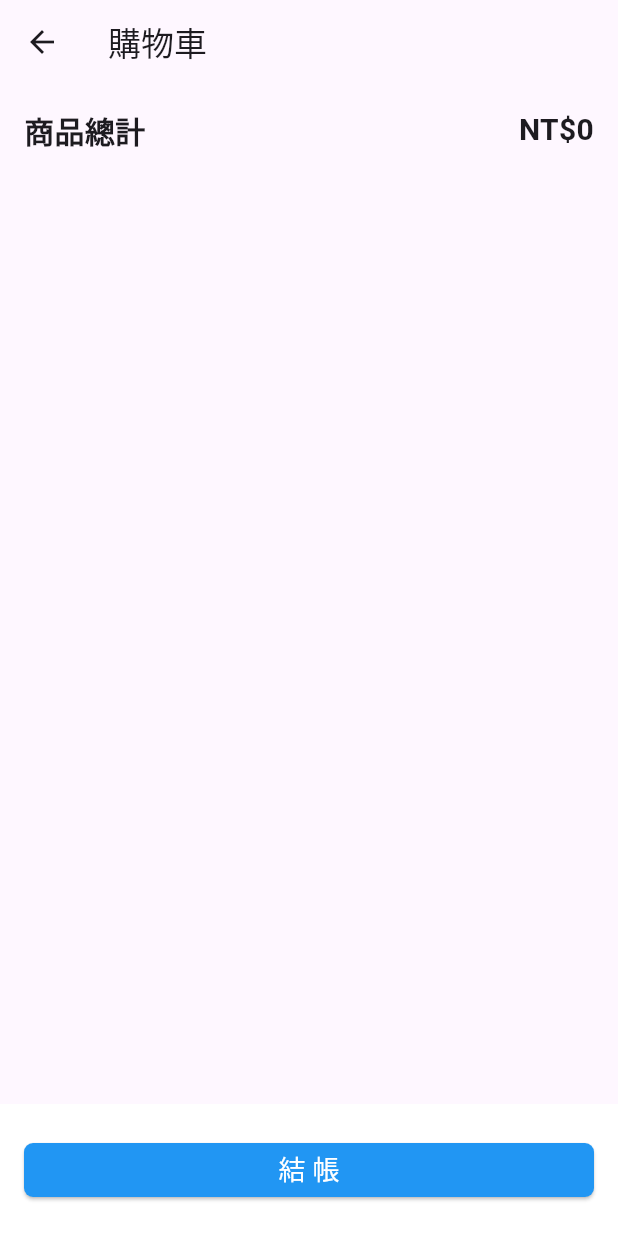
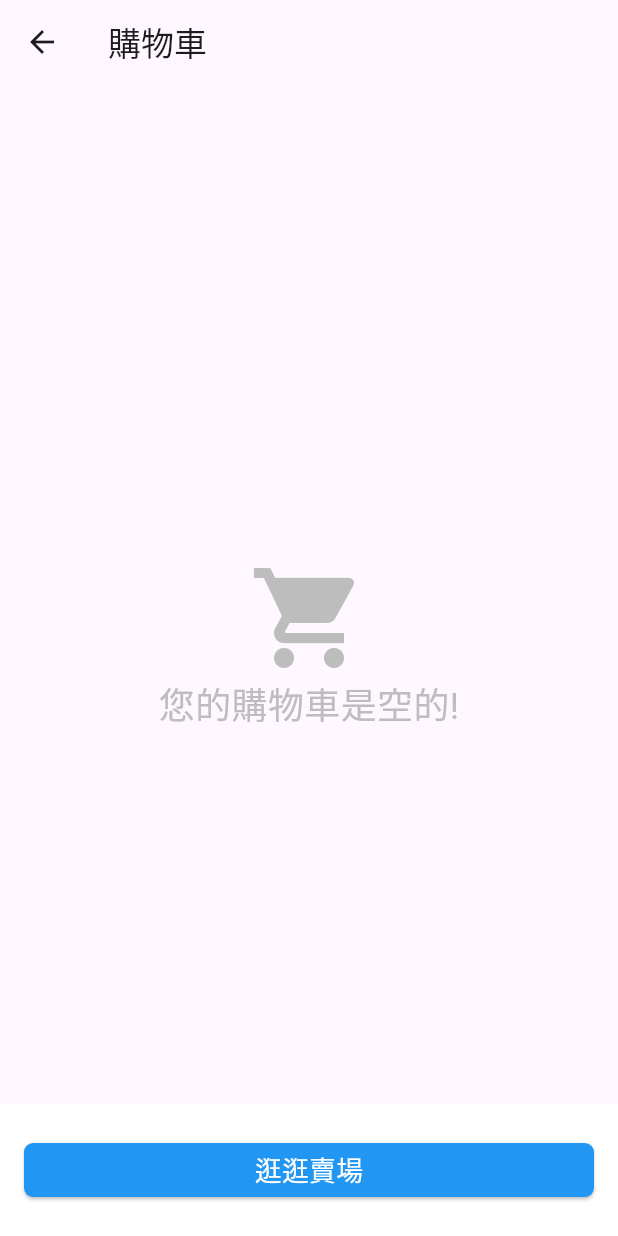
Before and after one commit to renfu-her/flutter-rc168, a Flutter app: the ShopPage screen opened directly, on a phone screen of 412 x 824 dp. Run offline on Flutter 3.47's test engine with Material 3 defaults, Android fonts, the phone set to English and light mode, and no system bars; our stand-ins replace carousel_slider, dio, flutter_html, font_awesome_flutter, share_plus and 1 more; missing offline and left inert: dart:ffi; accounts and stored records are empty; network calls fail.

Commit message:
update shop_page.dart

```diff
--- a/lib/pages/shop_page.dart
+++ b/lib/pages/shop_page.dart
@@ -114,6 +114,37 @@ class _ShopPageState extends State<ShopPage> {
       ),
       body: isLoading
           ? Center(child: CircularProgressIndicator())
+          : products.isEmpty // 如果產品列表為空
+              ? Center(
+                  // 顯示購物車空的提示畫面
+                  child: Column(
+                    mainAxisAlignment: MainAxisAlignment.center,
+                    children: <Widget>[
+                      Icon(
+                        Icons.shopping_cart,
+                        size: 80,
+                        color: Colors.grey[400],
+                      ),
+                      Text(
+                        '您的購物車是空的!',
+                        style: TextStyle(
+                          fontSize: 24,
+                          color: Colors.grey[400],
+                        ),
+                      ),
+                      SizedBox(height: 20),
+                      // ElevatedButton(
+                      //   onPressed: () {
+                      //     // 這裡添加按鈕的行為，例如返回商店頁面
+                      //   },
+                      //   child: Text('開始選購'),
+                      //   style: ElevatedButton.styleFrom(
+                      //     foregroundColor: Theme.of(context).primaryColor,
+                      //   ),
+                      // )
+                    ],
+                  ),
+                )
               : Column(
                   children: [
                     Padding(
@@ -141,9 +172,11 @@ class _ShopPageState extends State<ShopPage> {
                         itemBuilder: (context, index) {
                           final product = products[index];
                           return ListTile(
-                        leading: Image.network('${imgUrl}' + product.thumbUrl),
-                        title: Text(
-                            product.name + "\nNT\$" + product.price.toString()),
+                            leading:
+                                Image.network('${imgUrl}' + product.thumbUrl),
+                            title: Text(product.name +
+                                "\nNT\$" +
+                                product.price.toString()),
                             subtitle: Row(
                               children: [
                                 IconButton(
@@ -151,7 +184,8 @@ class _ShopPageState extends State<ShopPage> {
                                   onPressed: () async {
                                     if (product.quantity == 1) {
                                       // 當數量為1時，顯示確認對話框
-                                  final confirmDelete = await showDialog<bool>(
+                                      final confirmDelete =
+                                          await showDialog<bool>(
                                         context: context, // 這裡需要提供BuildContext
                                         builder: (BuildContext context) {
                                           return AlertDialog(
@@ -220,8 +254,13 @@ class _ShopPageState extends State<ShopPage> {
           padding: const EdgeInsets.symmetric(horizontal: 16.0, vertical: 20.0),
           child: ElevatedButton(
             onPressed: () {},
-            child: Text(
+            child: isLoading
+                ? const Text(
                     '結 帳',
+                    style: TextStyle(fontSize: 18),
+                  )
+                : const Text(
+                    '逛逛賣場',
                     style: TextStyle(fontSize: 18),
                   ),
             style: ElevatedButton.styleFrom(
```
Lines whose indentation alone changed are shown as unchanged.
